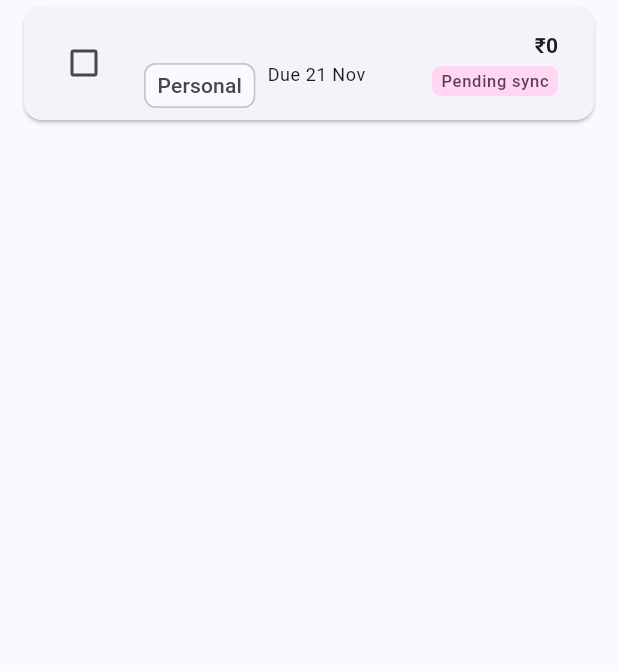
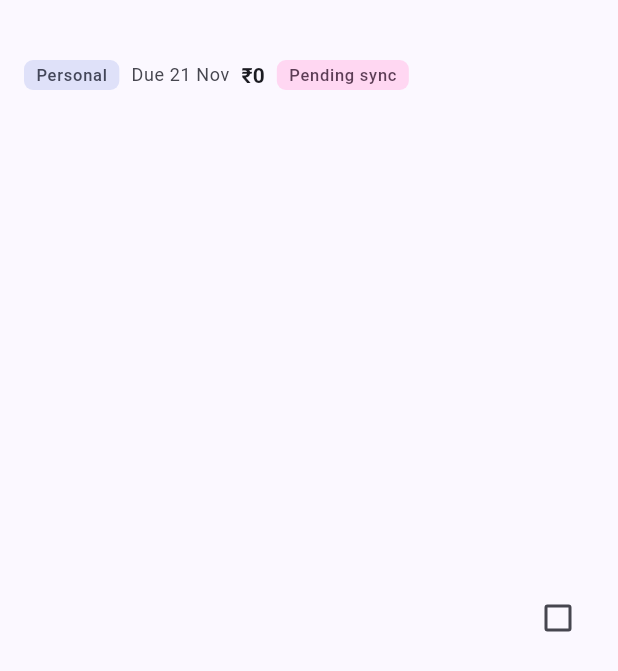
Before and after one commit to shubhchan/task_vnr, a Flutter app: the TaskTile widget shown alone on an empty page, opened directly with empty values, on a phone screen of 412 x 824 dp. Shown: the top 671 px of the screen. Run offline on Flutter 3.47's test engine with Material 3 defaults, Android fonts, the phone set to English and light mode, and no system bars; our stand-ins replace connectivity_plus, dio, equatable, fl_chart, flutter_secure_storage, get_it and 2 more; accounts and stored records are empty; network calls fail.

Commit message:
ui: Flatten task rows and align checkbox right
Replace card tiles with divider-separated rows that place the title and tags on the left and the completion checkbox on the right.

```diff
--- a/lib/features/tasks/presentation/task_list_screen.dart
+++ b/lib/features/tasks/presentation/task_list_screen.dart
@@ -84,9 +84,11 @@ class _TaskListScreenState extends State<TaskListScreen> {
       return const Center(child: Text('No tasks match your search.'));
     }
 
-    return ListView.builder(
+    return ListView.separated(
       padding: const EdgeInsets.only(bottom: 88),
       itemCount: state.visibleTasks.length,
+      separatorBuilder: (context, index) =>
+          const Divider(height: 1, indent: 16, endIndent: 16),
       itemBuilder: (context, index) {
         final task = state.visibleTasks[index];
         return Dismissible(
--- a/lib/features/tasks/presentation/widgets/task_tile.dart
+++ b/lib/features/tasks/presentation/widgets/task_tile.dart
@@ -3,8 +3,7 @@ import 'package:intl/intl.dart';
 
 import '../../domain/task.dart';
 
-/// One row in the task list.
-/// Action callbacks are passed in so this widget stays declarative.
+/// One row in the task list: title and tags on the left, checkbox on the right.
 class TaskTile extends StatelessWidget {
   const TaskTile({
     super.key,
@@ -27,59 +26,97 @@ class TaskTile extends StatelessWidget {
     ).format(task.amount);
     final due = DateFormat('dd MMM').format(task.dueDate);
 
-    return Card(
-      margin: const EdgeInsets.symmetric(horizontal: 16, vertical: 4),
-      child: ListTile(
-        leading: Checkbox(
-          value: task.isCompleted,
-          onChanged: (_) => onToggle(),
-        ),
-        title: AnimatedSwitcher(
+    return InkWell(
+      onTap: onEdit,
+      child: Padding(
+        padding: const EdgeInsets.symmetric(horizontal: 16, vertical: 10),
+        child: Row(
+          children: [
+            Expanded(
+              child: Column(
+                crossAxisAlignment: CrossAxisAlignment.start,
+                children: [
+                  AnimatedSwitcher(
                     duration: const Duration(milliseconds: 180),
                     child: Text(
                       task.title,
                       key: ValueKey(task.isCompleted),
+                      maxLines: 2,
+                      overflow: TextOverflow.ellipsis,
                       style: task.isCompleted
                           ? TextStyle(
                               decoration: TextDecoration.lineThrough,
                               color: theme.colorScheme.onSurfaceVariant,
                             )
-                : null,
+                          : theme.textTheme.titleMedium,
                     ),
                   ),
-        subtitle: Padding(
-          padding: const EdgeInsets.only(top: 6),
-          child: Wrap(
+                  const SizedBox(height: 6),
+                  Wrap(
                     spacing: 8,
+                    runSpacing: 6,
+                    crossAxisAlignment: WrapCrossAlignment.center,
                     children: [
-              Chip(
-                label: Text(_capitalize(task.category.name)),
-                visualDensity: VisualDensity.compact,
-                padding: EdgeInsets.zero,
-                materialTapTargetSize: MaterialTapTargetSize.shrinkWrap,
+                      _Tag(label: _capitalize(task.category.name)),
+                      Text(
+                        'Due $due',
+                        style: theme.textTheme.bodySmall?.copyWith(
+                          color: theme.colorScheme.onSurfaceVariant,
                         ),
-              Text('Due $due', style: theme.textTheme.bodySmall),
+                      ),
+                      Text(
+                        amount,
+                        style: theme.textTheme.labelLarge?.copyWith(
+                          fontWeight: FontWeight.w700,
+                        ),
+                      ),
+                      if (!task.isSynced) const _PendingBadge(),
+                    ],
+                  ),
                 ],
               ),
             ),
-        trailing: Column(
-          mainAxisAlignment: MainAxisAlignment.center,
-          crossAxisAlignment: CrossAxisAlignment.end,
-          children: [
-            Text(
-              amount,
-              style: theme.textTheme.titleSmall?.copyWith(
-                fontWeight: FontWeight.w600,
+            const SizedBox(width: 12),
+            Checkbox(value: task.isCompleted, onChanged: (_) => onToggle()),
+          ],
         ),
       ),
-            if (!task.isSynced)
-              Padding(
-                padding: const EdgeInsets.only(top: 4),
-                child: Container(
-                  padding: const EdgeInsets.symmetric(
-                    horizontal: 6,
-                    vertical: 2,
+    );
+  }
+}
+
+class _Tag extends StatelessWidget {
+  const _Tag({required this.label});
+
+  final String label;
+
+  @override
+  Widget build(BuildContext context) {
+    final theme = Theme.of(context);
+    return Container(
+      padding: const EdgeInsets.symmetric(horizontal: 8, vertical: 2),
+      decoration: BoxDecoration(
+        color: theme.colorScheme.secondaryContainer,
+        borderRadius: BorderRadius.circular(6),
       ),
+      child: Text(
+        label,
+        style: theme.textTheme.labelSmall?.copyWith(
+          color: theme.colorScheme.onSecondaryContainer,
+        ),
+      ),
+    );
+  }
+}
+
+class _PendingBadge extends StatelessWidget {
+  const _PendingBadge();
+
+  @override
+  Widget build(BuildContext context) {
+    final theme = Theme.of(context);
+    return Container(
+      padding: const EdgeInsets.symmetric(horizontal: 8, vertical: 2),
       decoration: BoxDecoration(
         color: theme.colorScheme.tertiaryContainer,
         borderRadius: BorderRadius.circular(6),
@@ -90,12 +127,6 @@ class TaskTile extends StatelessWidget {
           color: theme.colorScheme.onTertiaryContainer,
         ),
       ),
-                ),
-              ),
-          ],
-        ),
-        onTap: onEdit,
-      ),
     );
   }
 }
```
Also changed, not shown: lib/features/tasks/data/seed_task_catalog.dart (added, +88 -0 lines), lib/features/tasks/data/task_model.dart (+7 -9 lines). Lines whose indentation alone changed are shown as unchanged.
